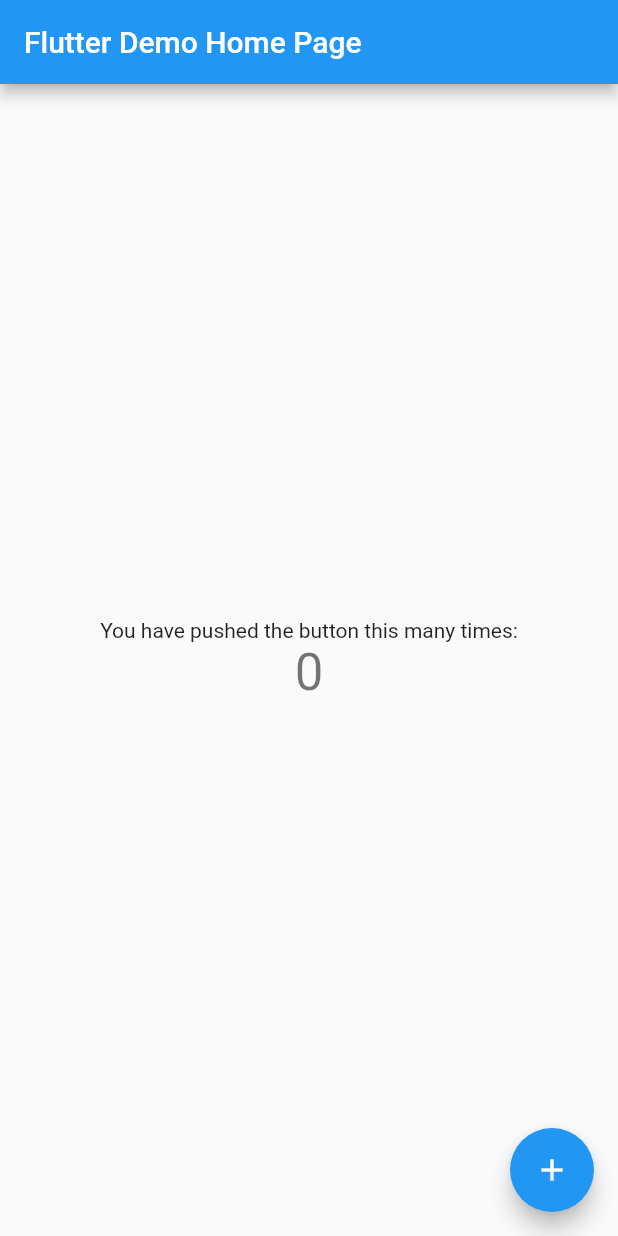
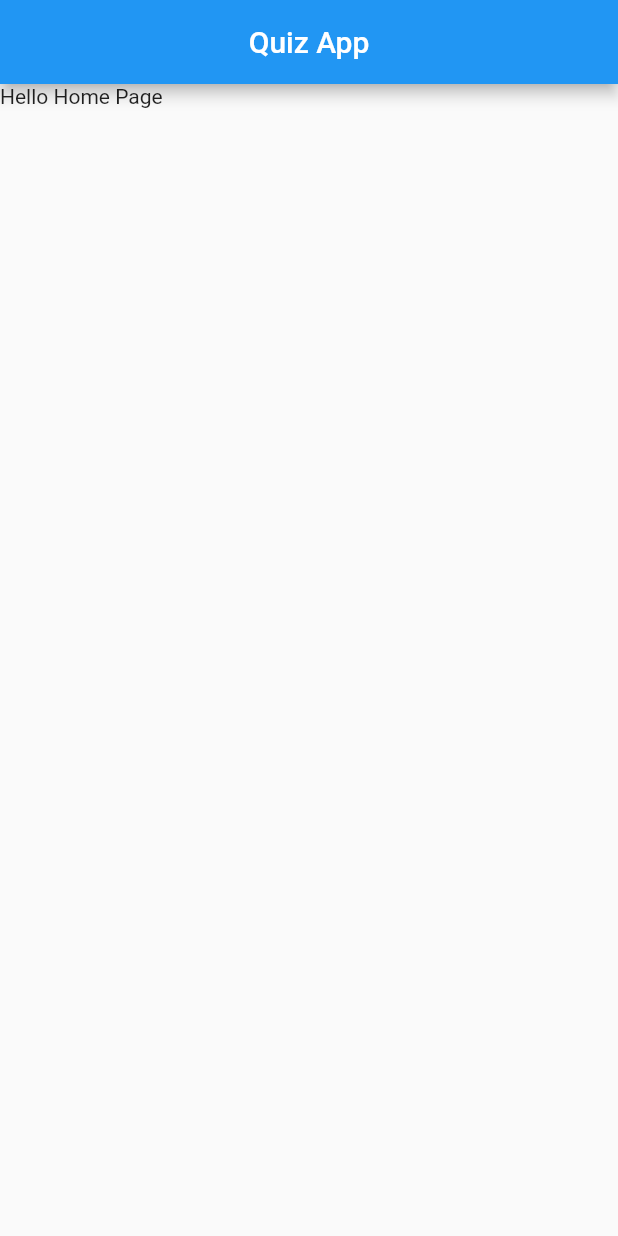
Before and after one commit to yeasin1819/simple_quiz_app, a Flutter app: the screen it shows after launch, on a phone screen of 412 x 824 dp. Run offline on Flutter 3.47's test engine with Material 2 defaults, Android fonts, the phone set to English and light mode, and no system bars.

Commit message:
HomePage Created

```diff
--- a/lib/main.dart
+++ b/lib/main.dart
@@ -1,115 +1,35 @@
 import 'package:flutter/material.dart';
 
-void main() {
-  runApp(const MyApp());
+int main() {
+  runApp(const HomePage());
+  return 0;
 }
 
-class MyApp extends StatelessWidget {
-  const MyApp({Key? key}) : super(key: key);
+class HomePage extends StatefulWidget {
+  const HomePage({Key? key}) : super(key: key);
 
-  // This widget is the root of your application.
+  @override
+  State<StatefulWidget> createState() {
+    return _HomePageState();
+  }
+}
+
+class _HomePageState extends State<HomePage> {
   @override
   Widget build(BuildContext context) {
     return MaterialApp(
-      title: 'Flutter Demo',
-      theme: ThemeData(
-        // This is the theme of your application.
-        //
-        // Try running your application with "flutter run". You'll see the
-        // application has a blue toolbar. Then, without quitting the app, try
-        // changing the primarySwatch below to Colors.green and then invoke
-        // "hot reload" (press "r" in the console where you ran "flutter run",
-        // or simply save your changes to "hot reload" in a Flutter IDE).
-        // Notice that the counter didn't reset back to zero; the application
-        // is not restarted.
-        primarySwatch: Colors.blue,
-      ),
-      home: const MyHomePage(title: 'Flutter Demo Home Page'),
+      title: "Quiz App",
+      home: Scaffold(
+        appBar: AppBar(
+          title: Text("Quiz App"),
+          centerTitle: true,
+        ),
+        body: Column(
+          children: [
+            Text("Hello Home Page")
+          ],
+        )
+      )
     );
   }
 }
-
-class MyHomePage extends StatefulWidget {
-  const MyHomePage({Key? key, required this.title}) : super(key: key);
-
-  // This widget is the home page of your application. It is stateful, meaning
-  // that it has a State object (defined below) that contains fields that affect
-  // how it looks.
-
-  // This class is the configuration for the state. It holds the values (in this
-  // case the title) provided by the parent (in this case the App widget) and
-  // used by the build method of the State. Fields in a Widget subclass are
-  // always marked "final".
-
-  final String title;
-
-  @override
-  State<MyHomePage> createState() => _MyHomePageState();
-}
-
-class _MyHomePageState extends State<MyHomePage> {
-  int _counter = 0;
-
-  void _incrementCounter() {
-    setState(() {
-      // This call to setState tells the Flutter framework that something has
-      // changed in this State, which causes it to rerun the build method below
-      // so that the display can reflect the updated values. If we changed
-      // _counter without calling setState(), then the build method would not be
-      // called again, and so nothing would appear to happen.
-      _counter++;
-    });
-  }
-
-  @override
-  Widget build(BuildContext context) {
-    // This method is rerun every time setState is called, for instance as done
-    // by the _incrementCounter method above.
-    //
-    // The Flutter framework has been optimized to make rerunning build methods
-    // fast, so that you can just rebuild anything that needs updating rather
-    // than having to individually change instances of widgets.
-    return Scaffold(
-      appBar: AppBar(
-        // Here we take the value from the MyHomePage object that was created by
-        // the App.build method, and use it to set our appbar title.
-        title: Text(widget.title),
-      ),
-      body: Center(
-        // Center is a layout widget. It takes a single child and positions it
-        // in the middle of the parent.
-        child: Column(
-          // Column is also a layout widget. It takes a list of children and
-          // arranges them vertically. By default, it sizes itself to fit its
-          // children horizontally, and tries to be as tall as its parent.
-          //
-          // Invoke "debug painting" (press "p" in the console, choose the
-          // "Toggle Debug Paint" action from the Flutter Inspector in Android
-          // Studio, or the "Toggle Debug Paint" command in Visual Studio Code)
-          // to see the wireframe for each widget.
-          //
-          // Column has various properties to control how it sizes itself and
-          // how it positions its children. Here we use mainAxisAlignment to
-          // center the children vertically; the main axis here is the vertical
-          // axis because Columns are vertical (the cross axis would be
-          // horizontal).
-          mainAxisAlignment: MainAxisAlignment.center,
-          children: <Widget>[
-            const Text(
-              'You have pushed the button this many times:',
-            ),
-            Text(
-              '$_counter',
-              style: Theme.of(context).textTheme.headline4,
-            ),
-          ],
-        ),
-      ),
-      floatingActionButton: FloatingActionButton(
-        onPressed: _incrementCounter,
-        tooltip: 'Increment',
-        child: const Icon(Icons.add),
-      ), // This trailing comma makes auto-formatting nicer for build methods.
-    );
-  }
-}
```
